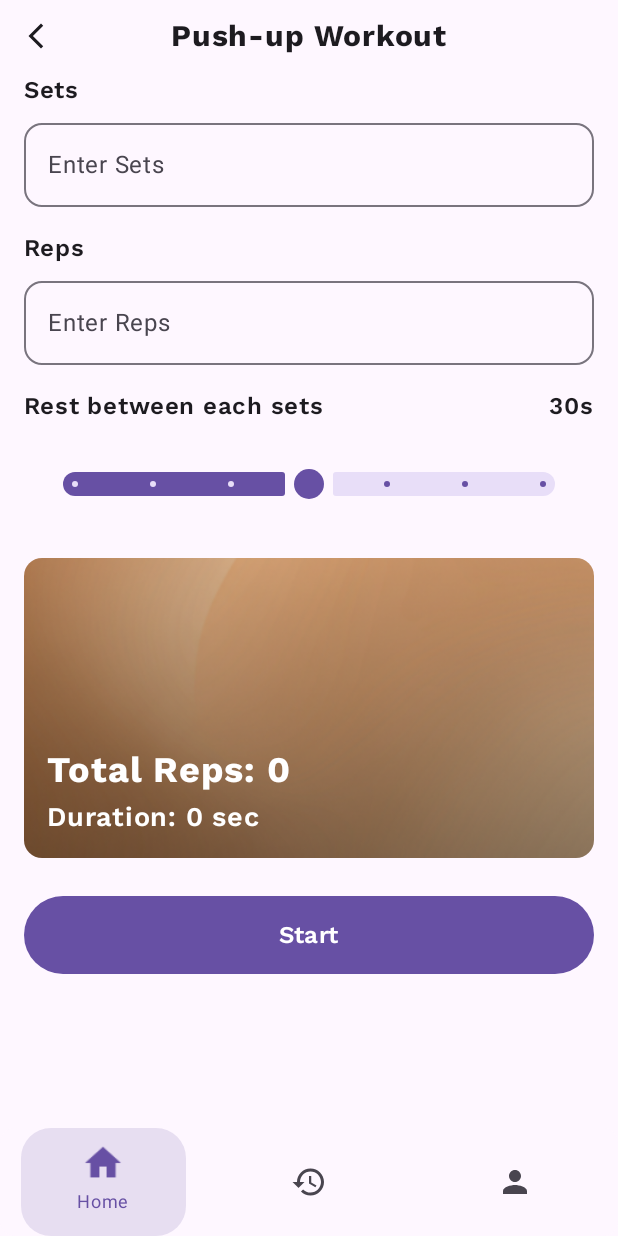
After one commit to Gowtham-on/pushupTracker, an Android app built with Jetpack Compose: the StartWorkoutScreen screen opened through its navigation route, on a phone screen of 412 x 824 dp. The commit adds this screen. Run offline under Robolectric (Android 15) with nearby library versions, the phone set to English and light mode, and no system bars; our stand-ins replace Dagger/Hilt's generated code, accompanist; libraries missing offline, so code that uses them is left out: com.google.accompanist.navigation.

Commit message:
handled start workout screen

```diff
--- a/app/src/main/java/com/cmp/pushuptracker/MainActivity.kt
+++ b/app/src/main/java/com/cmp/pushuptracker/MainActivity.kt
@@ -27,6 +27,8 @@ import androidx.compose.foundation.layout.padding
 import androidx.compose.foundation.layout.size
 import androidx.compose.foundation.layout.width
 import androidx.compose.foundation.shape.RoundedCornerShape
+import androidx.compose.material.icons.Icons
+import androidx.compose.material.icons.filled.AddCircleOutline
 import androidx.compose.material3.Icon
 import androidx.compose.material3.MaterialTheme
 import androidx.compose.material3.Scaffold
@@ -40,7 +42,6 @@ import androidx.compose.ui.draw.clip
 import androidx.compose.ui.graphics.graphicsLayer
 import androidx.compose.ui.platform.LocalConfiguration
 import androidx.compose.ui.unit.Dp
-import androidx.compose.ui.unit.LayoutDirection
 import androidx.compose.ui.unit.dp
 import androidx.compose.ui.unit.sp
 import androidx.navigation.NavGraph.Companion.findStartDestination
@@ -50,6 +51,7 @@ import androidx.navigation.compose.currentBackStackEntryAsState
 import androidx.navigation.compose.rememberNavController
 import com.cmp.pushuptracker.ui.navigationUtils.Screen
 import com.cmp.pushuptracker.ui.screen.home.HomeScreen
+import com.cmp.pushuptracker.ui.screen.home.StartWorkoutScreen
 import com.cmp.pushuptracker.ui.theme.PushupTrackerTheme
 import com.google.accompanist.navigation.animation.AnimatedNavHost
 import dagger.hilt.android.AndroidEntryPoint
@@ -91,9 +93,11 @@ fun PushUpAppNavigation() {
             enterTransition = { fadeIn(tween(300)) },
             exitTransition = { fadeOut(tween(200)) }
         ) {
-            composable(Screen.Home.route) { HomeScreen() }
+            composable(Screen.Home.route) { HomeScreen(navController) }
             composable(Screen.History.route) { Text("History") }
             composable(Screen.Profile.route) { Text("Profile") }
+            composable(Screen.QuickAdd.route) { Text("Quick Add") }
+            composable(Screen.StartWorkout.route) { StartWorkoutScreen(navController) }
         }
     }
 }
@@ -176,7 +180,7 @@ fun CustomBottomNavBar(navController: NavHostController) {
                     horizontalAlignment = Alignment.CenterHorizontally
                 ) {
                     Icon(
-                        imageVector = screen.icon,
+                        imageVector = screen.icon ?: Icons.Default.AddCircleOutline,
                         contentDescription = screen.title,
                         modifier = Modifier
                             .size(24.dp)
--- /dev/null
+++ b/app/src/main/java/com/cmp/pushuptracker/ui/components/AppBar.kt
@@ -0,0 +1,44 @@
+package com.cmp.pushuptracker.ui.components
+
+import androidx.compose.foundation.layout.Box
+import androidx.compose.foundation.layout.fillMaxWidth
+import androidx.compose.foundation.layout.size
+import androidx.compose.material.icons.Icons
+import androidx.compose.material.icons.filled.ArrowBackIosNew
+import androidx.compose.material3.Icon
+import androidx.compose.material3.IconButton
+import androidx.compose.material3.MaterialTheme
+import androidx.compose.material3.Text
+import androidx.compose.runtime.Composable
+import androidx.compose.ui.Alignment
+import androidx.compose.ui.Modifier
+import androidx.compose.ui.text.font.FontWeight
+import androidx.compose.ui.unit.dp
+import androidx.compose.ui.unit.sp
+import com.cmp.pushuptracker.ui.theme.workSansFamily
+
+@Composable
+fun AppBar(
+    title: String,
+    onBackPress: () -> Unit
+) {
+    Box (
+        modifier = Modifier.fillMaxWidth()
+    ) {
+        IconButton(onClick = onBackPress) {
+            Icon(
+                imageVector = Icons.Default.ArrowBackIosNew,
+                contentDescription = "Navigate Back",
+                modifier = Modifier.size(20.dp)
+            )
+        }
+        Text(
+            title,
+            fontFamily = workSansFamily,
+            fontWeight = FontWeight.Bold,
+            fontSize = 20.sp,
+            color = MaterialTheme.colorScheme.onBackground,
+            modifier = Modifier.align(Alignment.Center)
+        )
+    }
+}
--- /dev/null
+++ b/app/src/main/java/com/cmp/pushuptracker/ui/components/ExpandingFAB.kt
@@ -0,0 +1,106 @@
+package com.cmp.pushuptracker.ui.components
+
+import androidx.compose.animation.AnimatedVisibility
+import androidx.compose.animation.core.animateFloatAsState
+import androidx.compose.animation.core.tween
+import androidx.compose.foundation.layout.Arrangement
+import androidx.compose.foundation.layout.Box
+import androidx.compose.foundation.layout.Column
+import androidx.compose.foundation.layout.fillMaxSize
+import androidx.compose.foundation.layout.padding
+import androidx.compose.material.icons.Icons
+import androidx.compose.material.icons.filled.Add
+import androidx.compose.material3.FloatingActionButton
+import androidx.compose.material3.Icon
+import androidx.compose.material3.MaterialTheme
+import androidx.compose.material3.SmallFloatingActionButton
+import androidx.compose.material3.Text
+import androidx.compose.runtime.Composable
+import androidx.compose.runtime.getValue
+import androidx.compose.runtime.mutableStateOf
+import androidx.compose.runtime.remember
+import androidx.compose.runtime.setValue
+import androidx.compose.ui.Alignment
+import androidx.compose.ui.Modifier
+import androidx.compose.ui.draw.rotate
+import androidx.compose.ui.text.font.FontWeight
+import androidx.compose.ui.unit.dp
+import androidx.compose.ui.unit.sp
+import androidx.navigation.NavHostController
+import com.cmp.pushuptracker.ui.navigationUtils.Screen
+import com.cmp.pushuptracker.ui.theme.workSansFamily
+
+@Composable
+fun ExpandingFAB(navController: NavHostController) {
+    var expanded by remember { mutableStateOf(false) }
+
+    val rotation by animateFloatAsState(
+        targetValue = if (expanded) 45f else 0f,
+        animationSpec = tween(300),
+        label = "Fab Rotation"
+    )
+
+    Box(
+        modifier = Modifier
+            .fillMaxSize()
+            .padding(16.dp),
+        contentAlignment = Alignment.BottomEnd
+    ) {
+        Column(
+            verticalArrangement = Arrangement.spacedBy(16.dp),
+            horizontalAlignment = Alignment.End
+        ) {
+            AnimatedVisibility(visible = expanded) {
+                SmallFloatingActionButton(
+                    onClick = {
+                        expanded = !expanded
+                        navController.navigate(Screen.StartWorkout.route)
+                    },
+                    containerColor = MaterialTheme.colorScheme.secondary,
+                ) {
+                    Text(
+                        "Start Workout",
+                        modifier = Modifier.padding(10.dp),
+                        fontFamily = workSansFamily,
+                        fontWeight = FontWeight.Medium,
+                        fontSize = 16.sp,
+                        color = MaterialTheme.colorScheme.background
+                    )
+                }
+            }
+
+            AnimatedVisibility(visible = expanded) {
+                SmallFloatingActionButton(
+                    onClick = {
+                        expanded = !expanded
+                        navController.navigate(Screen.QuickAdd.route)
+                    },
+                    containerColor = MaterialTheme.colorScheme.secondary
+                ) {
+                    Text(
+                        "Quick Add",
+                        modifier = Modifier.padding(10.dp),
+                        fontFamily = workSansFamily,
+                        fontWeight = FontWeight.Medium,
+                        fontSize = 16.sp,
+                        color = MaterialTheme.colorScheme.background
+                    )
+                }
+            }
+
+            FloatingActionButton(
+                onClick = {
+                    expanded = !expanded
+                },
+                containerColor = MaterialTheme.colorScheme.secondary
+            ) {
+                Icon(
+                    imageVector = Icons.Default.Add,
+                    contentDescription = "Add",
+                    modifier = Modifier.rotate(rotation),
+                    tint = MaterialTheme.colorScheme.background
+                )
+            }
+        }
+    }
+}
--- /dev/null
+++ b/app/src/main/java/com/cmp/pushuptracker/ui/components/RestIntervalSlider.kt
@@ -0,0 +1,112 @@
+package com.cmp.pushuptracker.ui.components
+
+import android.annotation.SuppressLint
+import androidx.compose.animation.AnimatedVisibility
+import androidx.compose.animation.core.Spring
+import androidx.compose.animation.core.animateDpAsState
+import androidx.compose.animation.core.animateFloatAsState
+import androidx.compose.animation.core.spring
+import androidx.compose.animation.core.tween
+import androidx.compose.foundation.background
+import androidx.compose.foundation.interaction.MutableInteractionSource
+import androidx.compose.foundation.interaction.collectIsDraggedAsState
+import androidx.compose.foundation.layout.Box
+import androidx.compose.foundation.layout.BoxWithConstraints
+import androidx.compose.foundation.layout.fillMaxWidth
+import androidx.compose.foundation.layout.height
+import androidx.compose.foundation.layout.offset
+import androidx.compose.foundation.layout.padding
+import androidx.compose.foundation.layout.size
+import androidx.compose.foundation.shape.CircleShape
+import androidx.compose.foundation.shape.RoundedCornerShape
+import androidx.compose.material3.ExperimentalMaterial3Api
+import androidx.compose.material3.MaterialTheme
+import androidx.compose.material3.Slider
+import androidx.compose.material3.Text
+import androidx.compose.runtime.Composable
+import androidx.compose.runtime.getValue
+import androidx.compose.runtime.remember
+import androidx.compose.ui.Alignment
+import androidx.compose.ui.Modifier
+import androidx.compose.ui.graphics.graphicsLayer
+import androidx.compose.ui.unit.dp
+import kotlin.math.roundToInt
+
+@OptIn(ExperimentalMaterial3Api::class)
+@SuppressLint("UnusedBoxWithConstraintsScope")
+@Composable
+fun RestIntervalSlider(
+    value: Int,
+    onValueChange: (Int) -> Unit,
+    range: IntRange = 0..60
+) {
+    // For dragging detection & thumb scaling
+    val interactionSource = remember { MutableInteractionSource() }
+    val isDragged by interactionSource.collectIsDraggedAsState()
+    val thumbScale by animateFloatAsState(
+        targetValue = if (isDragged) 1.2f else 1f,
+        animationSpec = spring(dampingRatio = Spring.DampingRatioMediumBouncy)
+    )
+
+    BoxWithConstraints(
+        modifier = Modifier
+            .fillMaxWidth()
+            .height(64.dp)    // enough room for bubble + slider
+            .padding(horizontal = 16.dp)
+    ) {
+        val totalWidth = maxWidth
+        val span = (range.last - range.first).coerceAtLeast(1)
+        // fraction along the track
+        val fraction = (value - range.first).toFloat() / span.toFloat()
+        // where to position the bubble
+        val bubbleOffset by animateDpAsState(
+            targetValue = totalWidth * fraction,
+            animationSpec = tween(300)
+        )
+
+        // Bubble showing current value
+        AnimatedVisibility(
+            visible = isDragged,
+            modifier = Modifier
+                .offset(x = bubbleOffset - 24.dp, y = 0.dp)
+        ) {
+            Box(
+                modifier = Modifier
+                    .background(
+                        color = MaterialTheme.colorScheme.primary,
+                        shape = RoundedCornerShape(4.dp)
+                    )
+                    .padding(horizontal = 8.dp, vertical = 4.dp)
+            ) {
+                Text(
+                    text = "${value}s",
+                    style = MaterialTheme.typography.bodySmall,
+                    color = MaterialTheme.colorScheme.onPrimary
+                )
+            }
+        }
+
+        // The actual slider
+        Slider(
+            value = value.toFloat(),
+            onValueChange = {
+                // round to an integer second
+                onValueChange(it.roundToInt())
+            },
+            thumb = {
+                Box(
+                    modifier = Modifier
+                        .size(20.dp)
+                        .background(color = MaterialTheme.colorScheme.primary, shape = CircleShape)
+                )
+            },
+            valueRange = range.first.toFloat()..range.last.toFloat(),
+            interactionSource = interactionSource,
+            steps = 5,
+            modifier = Modifier
+                .align(Alignment.BottomCenter)
+                // apply scale to thumb via the default thumb slot
+                .graphicsLayer { scaleX = thumbScale; scaleY = thumbScale }
+        )
+    }
+}
--- a/app/src/main/java/com/cmp/pushuptracker/ui/navigationUtils/Screen.kt
+++ b/app/src/main/java/com/cmp/pushuptracker/ui/navigationUtils/Screen.kt
@@ -6,8 +6,10 @@ import androidx.compose.material.icons.filled.Home
 import androidx.compose.material.icons.filled.Person
 import androidx.compose.ui.graphics.vector.ImageVector
 
-sealed class Screen(val route: String, val title: String, val icon: ImageVector) {
+sealed class Screen(val route: String, val title: String, val icon: ImageVector? = null) {
     object Home : Screen("home", "Home", Icons.Filled.Home)
     object History : Screen("history", "History", Icons.Filled.History)
     object Profile : Screen("profile", "Profile", Icons.Filled.Person)
+    object QuickAdd : Screen("quickAdd", "Quick Add")
+    object StartWorkout : Screen("startWorkout", "Start Workout")
 }
--- a/app/src/main/java/com/cmp/pushuptracker/ui/screen/home/HomeScreen.kt
+++ b/app/src/main/java/com/cmp/pushuptracker/ui/screen/home/HomeScreen.kt
@@ -1,9 +1,10 @@
 package com.cmp.pushuptracker.ui.screen.home
 
+import android.annotation.SuppressLint
 import androidx.compose.foundation.Image
 import androidx.compose.foundation.background
-import androidx.compose.foundation.gestures.scrollable
 import androidx.compose.foundation.layout.Arrangement
+import androidx.compose.foundation.layout.Box
 import androidx.compose.foundation.layout.Column
 import androidx.compose.foundation.layout.Row
 import androidx.compose.foundation.layout.Spacer
@@ -14,7 +15,9 @@ import androidx.compose.foundation.layout.width
 import androidx.compose.foundation.rememberScrollState
 import androidx.compose.foundation.shape.RoundedCornerShape
 import androidx.compose.foundation.verticalScroll
+import androidx.compose.material3.FabPosition
 import androidx.compose.material3.MaterialTheme
+import androidx.compose.material3.Scaffold
 import androidx.compose.material3.Text
 import androidx.compose.runtime.Composable
 import androidx.compose.runtime.remember
@@ -26,18 +29,32 @@ import androidx.compose.ui.res.painterResource
 import androidx.compose.ui.text.font.FontWeight
 import androidx.compose.ui.unit.dp
 import androidx.compose.ui.unit.sp
+import androidx.navigation.NavHostController
 import com.cmp.pushuptracker.R
 import com.cmp.pushuptracker.ui.components.BarGraph
+import com.cmp.pushuptracker.ui.components.ExpandingFAB
 import com.cmp.pushuptracker.ui.theme.workSansFamily
 import com.cmp.pushuptracker.utils.PushupIllustrations
 import com.cmp.pushuptracker.utils.TimeUtils
 
+@SuppressLint("UnusedMaterial3ScaffoldPaddingParameter")
 @Composable
-fun HomeScreen() {
+fun HomeScreen(navController: NavHostController) {
+
+    Scaffold(
+        floatingActionButton = {
+            ExpandingFAB(navController)
+        },
+        floatingActionButtonPosition = FabPosition.End
+    ) { innerPadding ->
+
+        Box {
             Column(
                 modifier = Modifier
+                    .background(
+                        color = MaterialTheme.colorScheme.background
+                    )
                     .padding(horizontal = 16.dp)
-            .background(color = MaterialTheme.colorScheme.background)
             ) {
                 Spacer(Modifier.height(15.dp))
                 Text(
@@ -113,6 +130,9 @@ fun HomeScreen() {
                         barLineThickness = 2
                     )
                     Spacer(Modifier.height(12.dp))
+                    //            GetButtonGroup()
+                }
+            }
         }
     }
 }
@@ -175,5 +195,4 @@ fun GetHomePushupCard(
             contentScale = ContentScale.Crop
         )
     }
-
 }
--- /dev/null
+++ b/app/src/main/java/com/cmp/pushuptracker/ui/screen/home/StartWorkoutScreen.kt
@@ -0,0 +1,240 @@
+package com.cmp.pushuptracker.ui.screen.home
+
+import android.annotation.SuppressLint
+import android.content.Intent
+import androidx.compose.animation.core.animateIntAsState
+import androidx.compose.animation.core.tween
+import androidx.compose.foundation.Image
+import androidx.compose.foundation.background
+import androidx.compose.foundation.layout.Arrangement
+import androidx.compose.foundation.layout.Box
+import androidx.compose.foundation.layout.Column
+import androidx.compose.foundation.layout.Row
+import androidx.compose.foundation.layout.Spacer
+import androidx.compose.foundation.layout.fillMaxWidth
+import androidx.compose.foundation.layout.height
+import androidx.compose.foundation.layout.padding
+import androidx.compose.foundation.shape.RoundedCornerShape
+import androidx.compose.foundation.text.KeyboardOptions
+import androidx.compose.material3.Button
+import androidx.compose.material3.ButtonDefaults
+import androidx.compose.material3.MaterialTheme
+import androidx.compose.material3.OutlinedTextField
+import androidx.compose.material3.Scaffold
+import androidx.compose.material3.Text
+import androidx.compose.runtime.Composable
+import androidx.compose.runtime.getValue
+import androidx.compose.runtime.mutableIntStateOf
+import androidx.compose.runtime.mutableStateOf
+import androidx.compose.runtime.remember
+import androidx.compose.runtime.setValue
+import androidx.compose.ui.Alignment
+import androidx.compose.ui.Modifier
+import androidx.compose.ui.draw.clip
+import androidx.compose.ui.graphics.Color
+import androidx.compose.ui.layout.ContentScale
+import androidx.compose.ui.platform.LocalContext
+import androidx.compose.ui.res.painterResource
+import androidx.compose.ui.text.font.FontWeight
+import androidx.compose.ui.text.input.KeyboardType
+import androidx.compose.ui.unit.dp
+import androidx.compose.ui.unit.sp
+import androidx.navigation.NavHostController
+import com.cmp.pushuptracker.R
+import com.cmp.pushuptracker.ui.components.AppBar
+import com.cmp.pushuptracker.ui.components.RestIntervalSlider
+import com.cmp.pushuptracker.ui.screen.pushupPreviewScreen.LivePreviewActivity
+import com.cmp.pushuptracker.ui.theme.workSansFamily
+
+@SuppressLint("UnusedMaterial3ScaffoldPaddingParameter")
+@Composable
+fun StartWorkoutScreen(navController: NavHostController) {
+    var context = LocalContext.current
+    var interval by remember { mutableIntStateOf(0) }
+    var sets by remember { mutableIntStateOf(0) }
+    var reps by remember { mutableIntStateOf(0) }
+
+    Scaffold { innerPadding ->
+        Column(
+            modifier = Modifier
+                .background(color = MaterialTheme.colorScheme.background)
+        ) {
+            AppBar(
+                "Push-up Workout",
+                onBackPress = { navController.popBackStack() }
+            )
+
+            Column(
+                modifier = Modifier
+                    .padding(horizontal = 16.dp)
+            ) {
+                listOf("Sets", "Reps").map {
+                    GetFormFields(it) { value, type ->
+                        if (type == "Sets") {
+                            sets = if (value.isEmpty()) 0
+                            else value.toInt()
+                        } else {
+                            reps = if (value.isEmpty()) 0
+                            else value.toInt()
+                        }
+                    }
+                }
+                GetSliderField {
+                    interval = it
+                }
+                Spacer(Modifier.height(25.dp))
+                GetInfoCard(reps * sets, interval * (sets - 1))
+                Spacer(Modifier.height(25.dp))
+                GetPrimaryButton(
+                    modifier = Modifier.fillMaxWidth()
+                ) {
+                    val intent = Intent(context, LivePreviewActivity::class.java)
+                    context.startActivity(intent)
+                }
+            }
+        }
+    }
+}
+
+@Composable
+fun GetFormFields(title: String, value: (value: String, type: String) -> Unit) {
+    var text by remember { mutableStateOf("") }
+    Column {
+        Text(
+            title,
+            fontFamily = workSansFamily,
+            fontWeight = FontWeight.SemiBold,
+            fontSize = 16.sp,
+            color = MaterialTheme.colorScheme.onBackground,
+        )
+        Spacer(Modifier.height(10.dp))
+        OutlinedTextField(
+            value = text,
+            onValueChange = {
+                if (it.matches(Regex("\\d*"))) {
+                    text = it
+                    value(it, title)
+                }
+            },
+            modifier = Modifier.fillMaxWidth(),
+            keyboardOptions = KeyboardOptions.Default.copy(keyboardType = KeyboardType.Number),
+            singleLine = true,
+            maxLines = 1,
+            placeholder = {
+                Text("Enter $title")
+            },
+            shape = RoundedCornerShape(12.dp)
+
+        )
+        Spacer(Modifier.height(15.dp))
+    }
+}
+
+@Composable
+fun GetSliderField(interval: (interval: Int) -> Unit) {
+    var sliderValue by remember { mutableIntStateOf(30) }
+
+    Row(
+        modifier = Modifier.fillMaxWidth(),
+        horizontalArrangement = Arrangement.SpaceBetween
+    ) {
+        Text(
+            "Rest between each sets",
+            fontFamily = workSansFamily,
+            fontWeight = FontWeight.SemiBold,
+            fontSize = 16.sp,
+            color = MaterialTheme.colorScheme.onBackground,
+        )
+        Text(
+            "${sliderValue}s",
+            fontFamily = workSansFamily,
+            fontWeight = FontWeight.SemiBold,
+            fontSize = 16.sp,
+            color = MaterialTheme.colorScheme.onBackground,
+        )
+    }
+    RestIntervalSlider(sliderValue, {
+        sliderValue = it
+        interval(it)
+    }, 0..60)
+
+}
+
+@Composable
+fun GetPrimaryButton(modifier: Modifier = Modifier, onClick: () -> Unit) {
+    Button(
+        onClick = onClick,
+        colors = ButtonDefaults.buttonColors(
+            containerColor = MaterialTheme.colorScheme.primary
+        ),
+        modifier = modifier
+    ) {
+        Text(
+            "Start",
+            fontFamily = workSansFamily,
+            fontWeight = FontWeight.SemiBold,
+            fontSize = 16.sp,
+            color = MaterialTheme.colorScheme.onPrimary,
+            modifier = Modifier.padding(vertical = 8.dp)
+        )
+    }
+}
+
+
+@Composable
+fun GetInfoCard(totalReps: Int, interval: Int) {
+
+    val animatedReps by animateIntAsState(
+        targetValue = totalReps,
+        animationSpec = tween(durationMillis = 1000)
+    )
+
+    // Convert interval seconds to "X min Y sec"
+    val minutes = interval / 60
+    val seconds = interval % 60
+    val durationText = buildString {
+        if (minutes > 0) append("$minutes min")
+        if (minutes > 0 && seconds > 0) append(" ")
+        if (seconds > 0) append("$seconds sec")
+        if (minutes == 0 && seconds == 0) append("0 sec")
+    }
+
+    Box(
+        modifier = Modifier
+            .clip(RoundedCornerShape(12.dp))
+            .fillMaxWidth()
+    ) {
+        Image(
+            painter = painterResource(R.drawable.card_bg),
+            contentDescription = "Background",
+            modifier = Modifier
+                .height(200.dp)
+                .fillMaxWidth(),
+            contentScale = ContentScale.Crop
+        )
+
+        Column(
+            modifier = Modifier
+                .align(Alignment.BottomStart)
+                .padding(horizontal = 15.dp, vertical = 15.dp)
+        ) {
+            // Animated reps count
+            Text(
+                text = "Total Reps: $animatedReps",
+                fontFamily = workSansFamily,
+                fontWeight = FontWeight.Bold,
+                fontSize = 24.sp,
+                color = Color.White
+            )
+            Spacer(modifier = Modifier.height(5.dp))
+            // Formatted duration text
+            Text(
+                text = "Duration: $durationText",
+                fontFamily = workSansFamily,
+                fontWeight = FontWeight.SemiBold,
+                fontSize = 18.sp,
+                color = Color.White
+            )
+        }
+    }
+}
```
Also changed, not shown: app/src/main/res/drawable/card_bg.png (added). Lines whose indentation alone changed are shown as unchanged.
